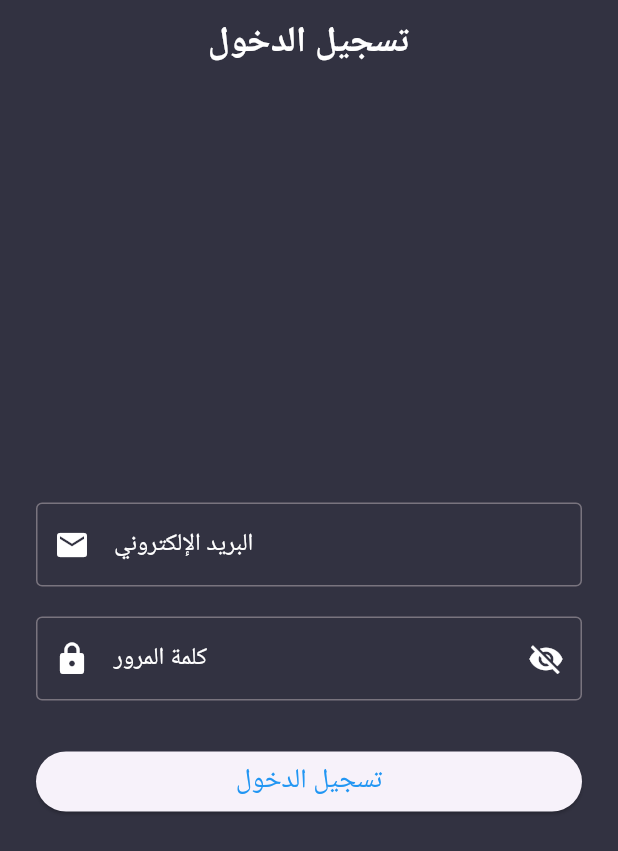
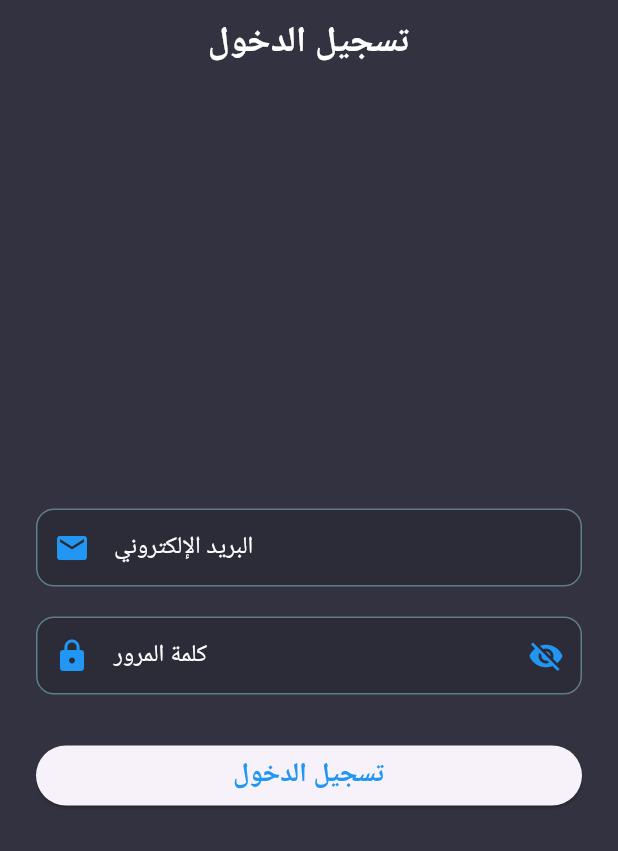
Before and after one commit to Ob3y1/USS, a Flutter app: the screen it shows after launch, on a phone screen of 412 x 824 dp. Shown: the top 851 px of the screen. Run offline on Flutter 3.47's test engine with Material 3 defaults, Android fonts, the phone set to English and light mode, and no system bars; our stand-ins replace dio, flutter_bloc, pdf, printing, shared_preferences; accounts and stored records are empty; Roboto replaces fonts that are missing (Cairo).

Commit message:
Update dashboard

```diff
--- a/uss_dashbord/lib/Log/log_in.dart
+++ b/uss_dashbord/lib/Log/log_in.dart
@@ -59,12 +59,27 @@ class _LoginScreenState extends State<LoginScreen> {
                 children: [
                   TextFormField(
                     controller: context.read<UserCubit>().emailController,
-                    decoration: const InputDecoration(
+                    decoration: InputDecoration(
                       labelText: 'البريد الإلكتروني',
-                      prefixIcon: Icon(Icons.email,
-                          color: Colors.white), // لون الأيقونة
-                      border: OutlineInputBorder(),
-                      labelStyle: TextStyle(color: Colors.white), // لون التسمية
+                      labelStyle:
+                          const TextStyle(color: Colors.white, fontSize: 16),
+                      prefixIcon: const Icon(Icons.email, color: Colors.blue),
+                      filled: true,
+                      fillColor: Colors.black12, // خلفية الحقل بلون خفيف
+                      enabledBorder: OutlineInputBorder(
+                        borderRadius: BorderRadius.circular(12),
+                        borderSide: const BorderSide(color: Colors.blueGrey),
+                      ),
+                      focusedBorder: OutlineInputBorder(
+                        borderRadius: BorderRadius.circular(12),
+                        borderSide:
+                            const BorderSide(color: Colors.blue, width: 2),
+                      ),
+                      border: OutlineInputBorder(
+                        borderRadius: BorderRadius.circular(12),
+                      ),
+                      contentPadding: const EdgeInsets.symmetric(
+                          horizontal: 16, vertical: 14),
                     ),
                     style: const TextStyle(color: Colors.white),
                     keyboardType: TextInputType.emailAddress,
@@ -86,15 +101,31 @@ class _LoginScreenState extends State<LoginScreen> {
                     obscureText: _obscurePassword,
                     decoration: InputDecoration(
                       labelText: 'كلمة المرور',
-                      prefixIcon: const Icon(Icons.lock, color: Colors.white),
-                      labelStyle: const TextStyle(color: Colors.white), // لون التسمية
-                      border: const OutlineInputBorder(),
+                      prefixIcon: const Icon(Icons.lock, color: Colors.blue),
+                      labelStyle:
+                          const TextStyle(color: Colors.white), // لون التسمية
+                      filled: true,
+                      fillColor: Colors.black12, // خلفية الحقل بلون خفيف
+                      enabledBorder: OutlineInputBorder(
+                        borderRadius: BorderRadius.circular(12),
+                        borderSide: const BorderSide(color: Colors.blueGrey),
+                      ),
+                      focusedBorder: OutlineInputBorder(
+                        borderRadius: BorderRadius.circular(12),
+                        borderSide:
+                            const BorderSide(color: Colors.blue, width: 2),
+                      ),
+                      border: OutlineInputBorder(
+                        borderRadius: BorderRadius.circular(12),
+                      ),
+                      contentPadding: const EdgeInsets.symmetric(
+                          horizontal: 16, vertical: 14),
                       suffixIcon: IconButton(
                         icon: Icon(
                           _obscurePassword
                               ? Icons.visibility_off
                               : Icons.visibility,
-                          color: Colors.white,
+                          color: Colors.blue,
                         ),
                         onPressed: () {
                           setState(() {
@@ -124,9 +155,9 @@ class _LoginScreenState extends State<LoginScreen> {
                             child: const Text(
                               'تسجيل الدخول',
                               style: TextStyle(
-                                color: Colors.blue,
-                                fontSize: 18,
-                              ),
+                                  color: Colors.blue,
+                                  fontSize: 18,
+                                  fontWeight: FontWeight.bold),
                             ),
                           ),
                         ),
--- a/uss_dashbord/lib/Widgit/app_drawer.dart
+++ b/uss_dashbord/lib/Widgit/app_drawer.dart
@@ -74,7 +74,7 @@ class AppDrawer extends StatelessWidget {
               Icons.linear_scale,
               color: Colors.blue,
             ),
-            title: const Text('Linear',
+            title: const Text('توزيع المراقبين والمواد',
                 style: TextStyle(color: Colors.white, fontSize: 18)),
             onTap: () {
               Navigator.pushReplacementNamed(context, '/linear');
```
Also changed, not shown: uss_dashbord/lib/screen/schedule_generator.dart (+54 -6 lines).
